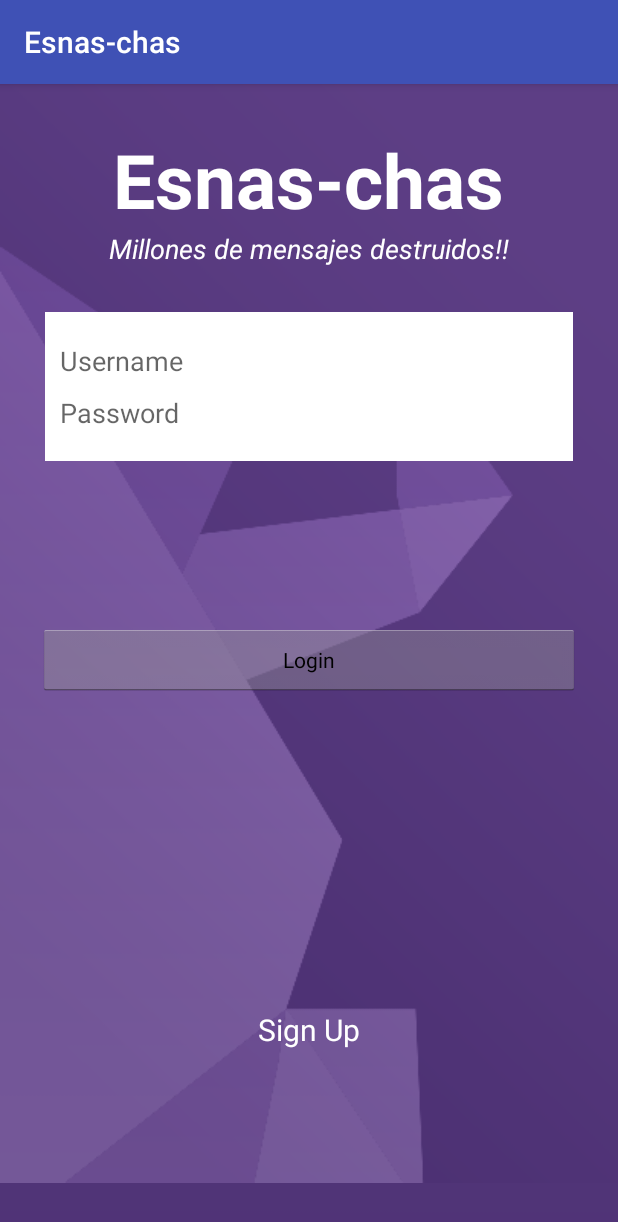
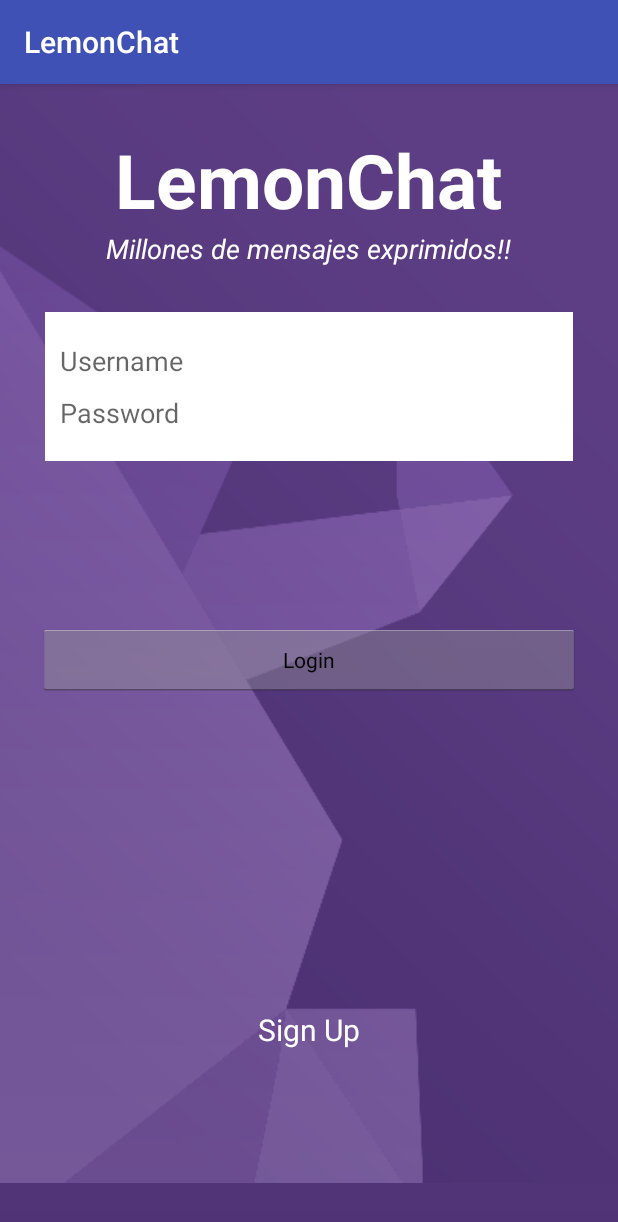
Before and after one commit to oxiss/Esnaschas_1.0, an Android app: the screen it shows after launch (LoginActivity), on a phone screen of 412 x 824 dp. Shown: the top 1222 px of the screen. Run offline under Robolectric (Android 15) with nearby library versions, the phone set to English and light mode, and no system bars; libraries missing offline, so code that uses them is left out: com.parse; 5 statements that could not run were skipped.

Commit message:
Icono+texto app renovado

```diff
--- a/app/src/main/res/values/strings.xml
+++ b/app/src/main/res/values/strings.xml
@@ -1,7 +1,7 @@
 <resources>
-    <string name="app_name">Esnas-chas</string>
+    <string name="app_name">LemonChat</string>
     <string name="action_settings">Settings</string>
     <string name="section_format">Hello World from section: %1$d</string>
-    <string name="app_surname">Millones de mensajes destruidos!!</string>
+    <string name="app_surname">Millones de mensajes exprimidos!!</string>
     <string name="signup">Sign Up</string>
 </resources>
```
Also changed, not shown: app/src/main/ic_launcher-web.png (added), app/src/main/res/mipmap-hdpi/ic_launcher.png, app/src/main/res/mipmap-mdpi/ic_launcher.png, app/src/main/res/mipmap-xhdpi/ic_launcher.png, app/src/main/res/mipmap-xxhdpi/ic_launcher.png, app/src/main/res/mipmap-xxxhdpi/ic_launcher.png.
